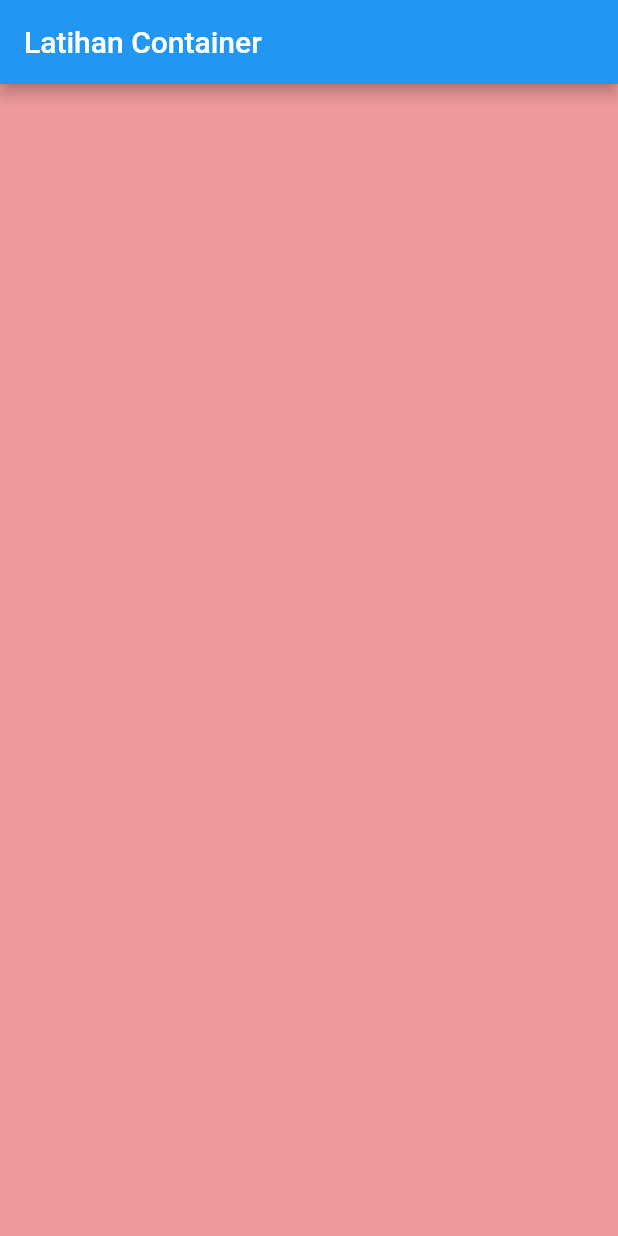
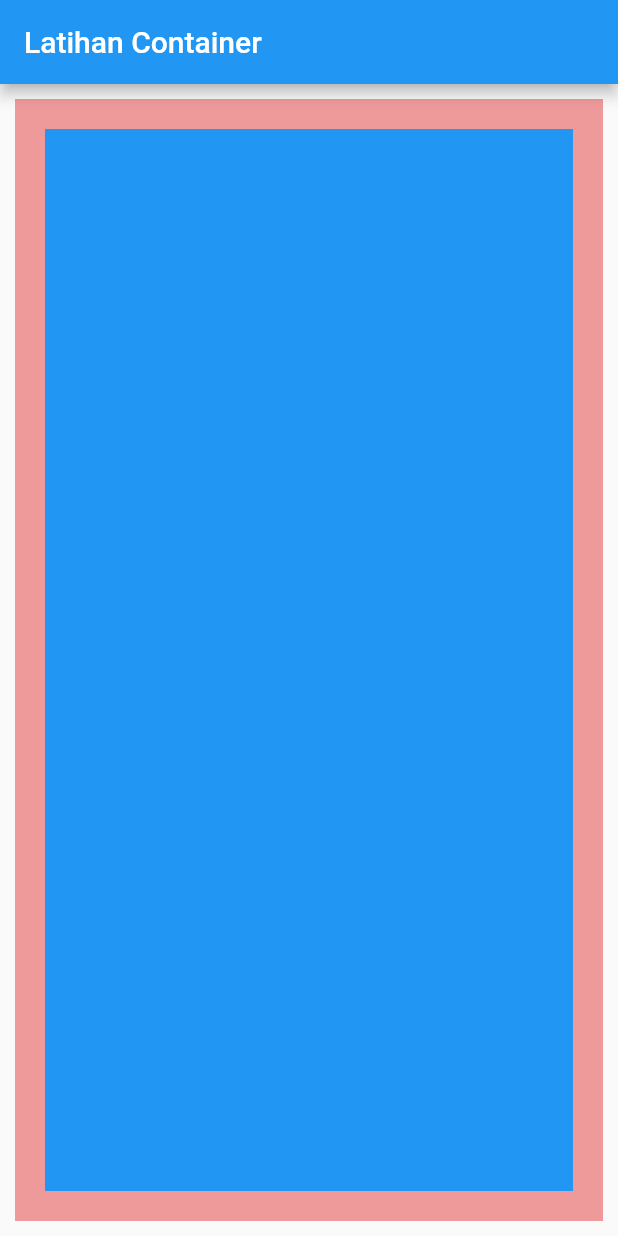
Before and after one commit to matuladaandi/belajar_restfull_api, a Flutter app: the screen it shows after launch, on a phone screen of 412 x 824 dp. Run offline on Flutter 3.47's test engine with Material 2 defaults, Android fonts, the phone set to English and light mode, and no system bars.

Commit message:
margin dan padding

```diff
--- a/lib/main.dart
+++ b/lib/main.dart
@@ -12,7 +12,12 @@ class MyApp extends StatelessWidget {
         appBar: AppBar(
           title: Text("Latihan Container"),
         ),
-        body: Container(color: Colors.red[200]),
+        body: Container(
+          color: Colors.red[200],
+          margin: EdgeInsets.all(10),
+          padding: EdgeInsets.all(20),
+          child: Container(color: Colors.blue),
+        ),
       ),
     );
   }
```
